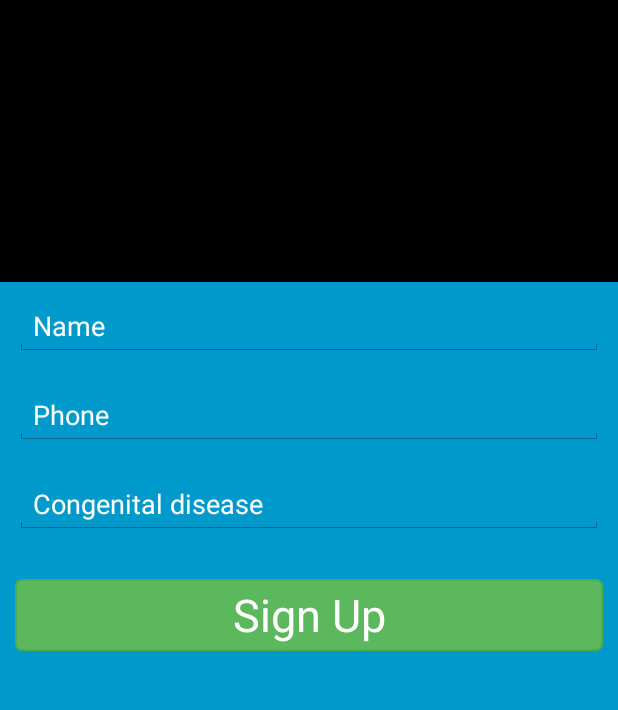
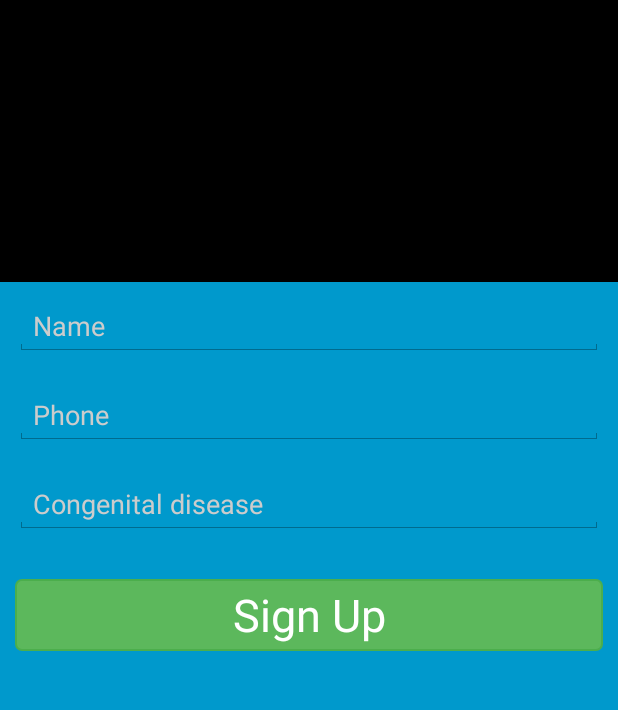
Before and after one commit to cbnuke/KKFH, an Android app: the screen it shows after launch (RegisterActivity), after a tap on "Sign Up", on a phone screen of 412 x 824 dp, the part 72-782 px from its top. Run offline under Robolectric (Android 15) with nearby library versions, the phone set to English and light mode, and no system bars; 2 statements that could not run were skipped.

Commit message:
Add register mode.

```diff
--- a/KKFH/src/main/java/com/cgs/kkfh/MainActivity.java
+++ b/KKFH/src/main/java/com/cgs/kkfh/MainActivity.java
@@ -18,6 +18,7 @@ import android.view.View;
 import android.view.ViewGroup;
 import android.support.v4.widget.DrawerLayout;
 import android.widget.TextView;
+import android.widget.Toast;
 
 public class MainActivity extends Activity
         implements NavigationDrawerFragment.NavigationDrawerCallbacks {
@@ -46,19 +47,21 @@ public class MainActivity extends Activity
                 R.id.navigation_drawer,
                 (DrawerLayout) findViewById(R.id.drawer_layout));
 
-        Log.d("KKFH", "Create table");
+        Log.d("KKFHD", "Start App");
         //Chech register
         SQLiteControl sql = new SQLiteControl(this);
         sql.getWritableDatabase();
         String data[] = sql.selectMember();
 
-        if (data == null) {
+        if (data[0].equals("0")) {
+            Log.d("KKFHD", "Null");
             finish();
             Intent i = new Intent(this, RegisterActivity.class);
             startActivity(i);
         }
 
     }
+
 
     @Override
     public boolean onKeyDown(int keyCode, KeyEvent event) {
@@ -137,14 +140,14 @@ public class MainActivity extends Activity
 
     @Override
     public boolean onCreateOptionsMenu(Menu menu) {
-//        if (!mNavigationDrawerFragment.isDrawerOpen()) {
-//            // Only show items in the action bar relevant to this screen
-//            // if the drawer is not showing. Otherwise, let the drawer
-//            // decide what to show in the action bar.
-//            getMenuInflater().inflate(R.menu.main, menu);
-//            restoreActionBar();
-//            return true;
-//        }
+        if (!mNavigationDrawerFragment.isDrawerOpen()) {
+            // Only show items in the action bar relevant to this screen
+            // if the drawer is not showing. Otherwise, let the drawer
+            // decide what to show in the action bar.
+            getMenuInflater().inflate(R.menu.main, menu);
+            restoreActionBar();
+            return true;
+        }
         return super.onCreateOptionsMenu(menu);
     }
 
@@ -155,6 +158,10 @@ public class MainActivity extends Activity
         // as you specify a parent activity in AndroidManifest.xml.
         switch (item.getItemId()) {
             case R.id.action_settings:
+                FragmentManager fragmentManager = getFragmentManager();
+                fragmentManager.beginTransaction()
+                        .replace(R.id.container, new ChangeProfileActivity())
+                        .commit();
                 return true;
         }
         return super.onOptionsItemSelected(item);
--- a/KKFH/src/main/java/com/cgs/kkfh/RegisterActivity.java
+++ b/KKFH/src/main/java/com/cgs/kkfh/RegisterActivity.java
@@ -1,10 +1,12 @@
 package com.cgs.kkfh;
 
 import android.app.Activity;
+import android.content.Intent;
 import android.os.Bundle;
 import android.view.View;
 import android.widget.Button;
 import android.widget.TextView;
+import android.widget.Toast;
 
 /**
  * Created by Amnart on 22/11/2556.
@@ -23,15 +25,32 @@ public class RegisterActivity extends Activity implements View.OnClickListener {
         btn_sign = (Button) findViewById(R.id.btnReg_signup);
         btn_sign.setOnClickListener(this);
 
-        txt_name = (TextView)findViewById(R.id.etReg_name);
-        txt_phone = (TextView)findViewById(R.id.etReg_phone);
-        txt_disease = (TextView)findViewById(R.id.etReg_cd);
+        txt_name = (TextView) findViewById(R.id.etReg_name);
+        txt_phone = (TextView) findViewById(R.id.etReg_phone);
+        txt_disease = (TextView) findViewById(R.id.etReg_cd);
     }
 
     @Override
     public void onClick(View view) {
-        if(view.getId()==R.id.btnReg_signup){
+        if (view.getId() == R.id.btnReg_signup) {
+            String name = txt_name.getText().toString();
+            String phone = txt_phone.getText().toString();
+            String disease = txt_disease.getText().toString();
 
+            if (name.isEmpty() || phone.isEmpty() || disease.isEmpty()) {
+                Toast.makeText(getApplicationContext(), "Please fill all of information.", Toast.LENGTH_LONG).show();
+            } else {
+                SQLiteControl db = new SQLiteControl(this);
+                db.getWritableDatabase();
+                if (db.insertData(name, phone, disease)) {
+                    Toast.makeText(getApplicationContext(), "Register complete.", Toast.LENGTH_LONG).show();
+                    finish();
+                    Intent i = new Intent(this,MainActivity.class);
+                    startActivity(i);
+                }else{
+                    Toast.makeText(getApplicationContext(), "Register fail.", Toast.LENGTH_LONG).show();
+                }
+            }
         }
     }
 }
--- a/KKFH/src/main/res/layout/activity_register.xml
+++ b/KKFH/src/main/res/layout/activity_register.xml
@@ -19,9 +19,10 @@
         android:layout_margin="10dp"
         android:inputType="textPersonName"
         android:hint="@string/regtxt_name"
-        android:textColorHint="@android:color/white"
+        android:textColorHint="#CCC"
         android:ems="10"
-        android:id="@+id/etReg_name" />
+        android:id="@+id/etReg_name"
+        android:textColor="@android:color/white" />
 
     <EditText
         android:layout_width="match_parent"
@@ -29,9 +30,10 @@
         android:layout_margin="10dp"
         android:inputType="phone"
         android:hint="@string/regtxt_phone"
-        android:textColorHint="@android:color/white"
+        android:textColorHint="#CCC"
         android:ems="10"
-        android:id="@+id/etReg_phone" />
+        android:id="@+id/etReg_phone"
+        android:textColor="@android:color/white" />
 
     <EditText
         android:layout_width="match_parent"
@@ -39,9 +41,10 @@
         android:layout_margin="10dp"
         android:inputType="textMultiLine"
         android:hint="@string/regtxt_cd"
-        android:textColorHint="@android:color/white"
+        android:textColorHint="#CCC"
         android:ems="10"
-        android:id="@+id/etReg_cd" />
+        android:id="@+id/etReg_cd"
+        android:textColor="@android:color/white" />
 
     <Button
         android:layout_width="match_parent"
--- a/KKFH/src/main/res/menu/main.xml
+++ b/KKFH/src/main/res/menu/main.xml
@@ -1,9 +1,6 @@
 <menu xmlns:android="http://schemas.android.com/apk/res/android"
     xmlns:tools="http://schemas.android.com/tools"
     tools:context=".MainActivity" >
-    <item android:id="@+id/action_example"
-        android:title="@string/action_example"
-        android:showAsAction="withText|ifRoom" />
     <item android:id="@+id/action_settings"
         android:title="@string/action_settings"
         android:orderInCategory="100"
--- a/KKFH/src/main/res/values/strings.xml
+++ b/KKFH/src/main/res/values/strings.xml
@@ -9,7 +9,7 @@
     <string name="navigation_drawer_open">Open navigation drawer</string>
     <string name="navigation_drawer_close">Close navigation drawer</string>
     <string name="action_example">Example action</string>
-    <string name="action_settings">Settings</string>
+    <string name="action_settings">Change profile</string>
     <string name="app_exit">Do you want to exit?</string>
     <string name="app_exit_y">Yes</string>
     <string name="app_exit_n">No</string>
@@ -17,6 +17,7 @@
     <string name="regtxt_phone">Phone</string>
     <string name="regtxt_cd">Congenital disease</string>
     <string name="regbtn_signup">Sign Up</string>
+    <string name="regbtn_signup_change">Update</string>
 
     <string-array name="province_spin">
         <item>กรุงเทพมหานคร</item>
```
Also changed, not shown: KKFH/src/main/java/com/cgs/kkfh/ChangeProfileActivity.java (added, +63 -0 lines), KKFH/src/main/java/com/cgs/kkfh/NavigationDrawerFragment.java (+5 -5 lines), KKFH/src/main/java/com/cgs/kkfh/SQLiteControl.java (+52 -10 lines).
